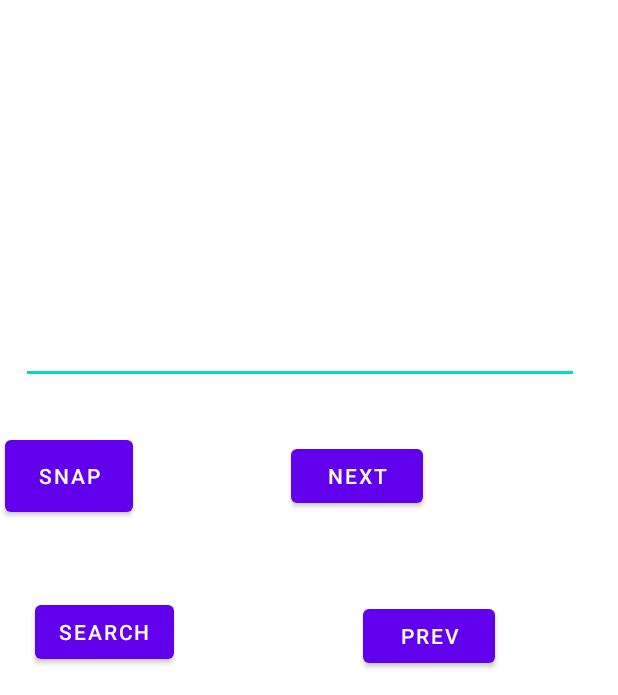
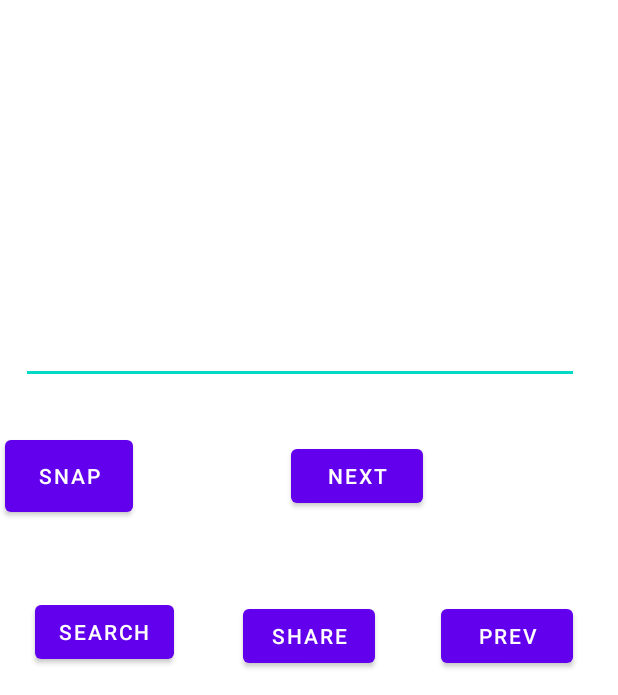
Before and after one commit to SmokeyWen/photo_gallery, an Android app: the screen it shows after launch (MainActivity), on a phone screen of 412 x 824 dp, the part 541-1236 px from its top. Run offline under Robolectric (Android 15) with nearby library versions, the phone set to English and light mode, and no system bars.

Commit message:
Share function is working
Share is fully functional now, able to send photos to 3rd party applications such as instagram, facebook, and default google applications such as gmail. Tested on one machine so far. Please test on other machines and environments.

```diff
--- a/app/src/main/res/layout/activity_main.xml
+++ b/app/src/main/res/layout/activity_main.xml
@@ -50,11 +50,16 @@
 
     <Button
         android:id="@+id/btnPrev"
-        android:layout_width="wrap_content" android:layout_height="wrap_content"
-        android:layout_alignParentEnd="true" android:layout_alignParentBottom="true"
-        android:layout_marginEnd="82dp" android:layout_marginBottom="15dp"
-        android:text="prev" android:onClick="scrollPhotos"
-        tools:layout_editor_absoluteX="0dp" tools:layout_editor_absoluteY="622dp" />
+        android:layout_width="wrap_content"
+        android:layout_height="wrap_content"
+        android:layout_alignParentEnd="true"
+        android:layout_alignParentBottom="true"
+        android:layout_marginEnd="30dp"
+        android:layout_marginBottom="15dp"
+        android:onClick="scrollPhotos"
+        android:text="prev"
+        tools:layout_editor_absoluteX="0dp"
+        tools:layout_editor_absoluteY="622dp" />
 
     <TextView
         android:id="@+id/tvTimestamp"
@@ -98,4 +103,14 @@
         android:text="search"
         tools:layout_editor_absoluteX="291dp"
         tools:layout_editor_absoluteY="635dp" />
+
+    <Button
+        android:id="@+id/shareButton"
+        android:layout_width="wrap_content"
+        android:layout_height="wrap_content"
+        android:layout_alignParentBottom="true"
+        android:layout_centerHorizontal="true"
+        android:layout_marginBottom="15dp"
+        android:onClick="goShare"
+        android:text="Share" />
 </RelativeLayout>
```
Also changed, not shown: app/src/main/java/com/example/photo_gallery/MainActivity.java (+27 -1 lines), 1 other file.
